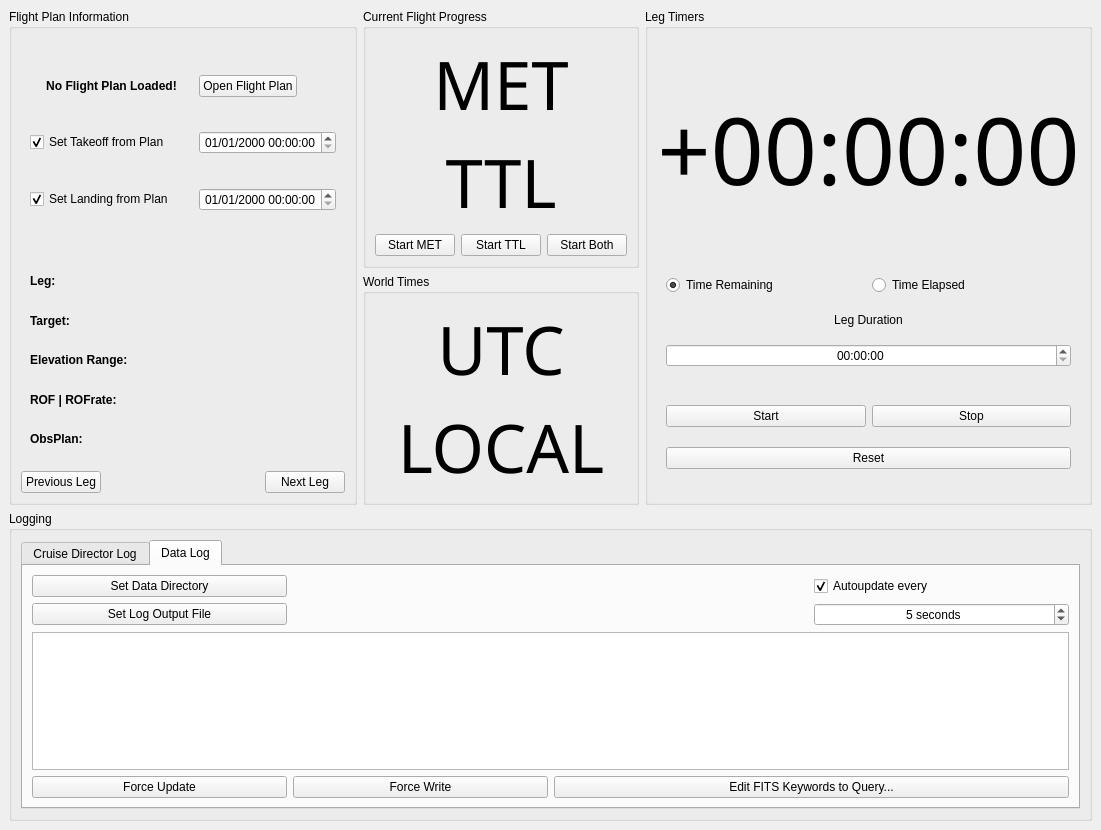
First picture: the form in SOFIACruiseDirectorPanel.ui, repository astrobokonon/SOFIACruiseTools, before the edit.
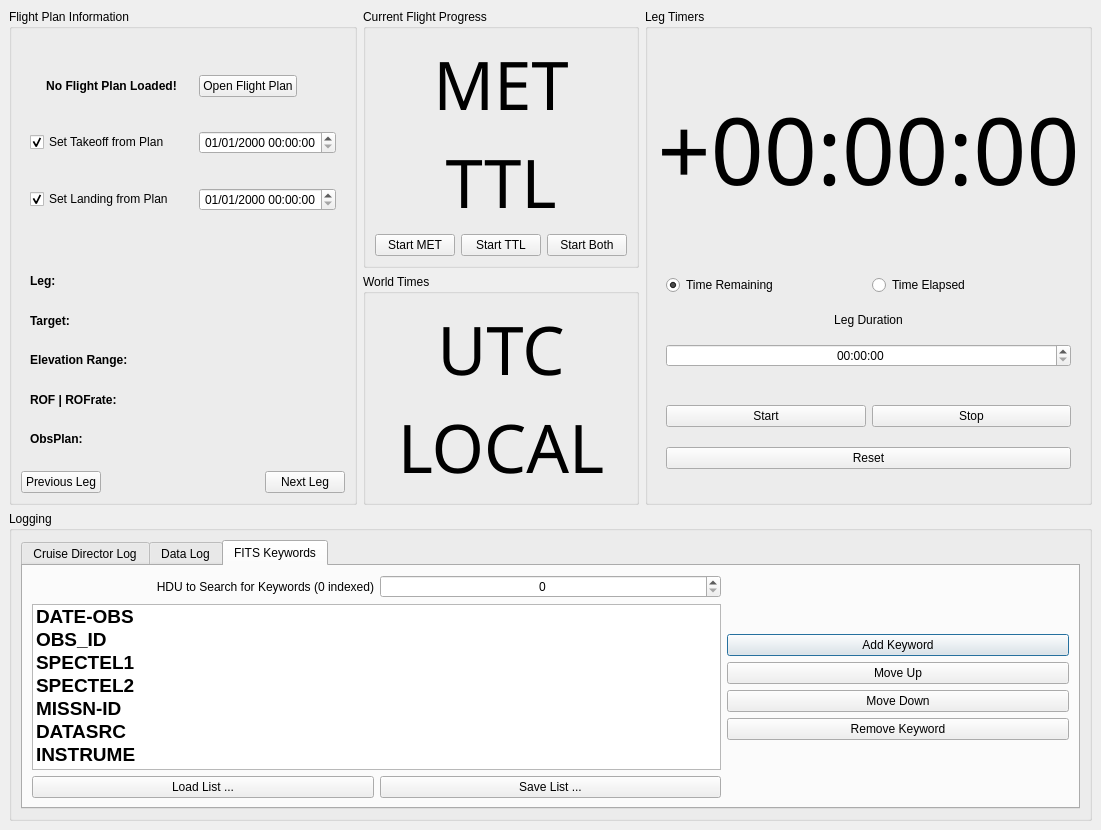
Second picture: the form after the edit.

Commit message: Decided to move the fits panel into the current tab setup because I know I can make that work faster for now.  But it should be a child widget that gets spawned, does stuff, and then is destroyed.

What changed in the file:
```diff
--- a/SOFIACruiseDirectorPanel.ui
+++ b/SOFIACruiseDirectorPanel.ui
@@ -24,7 +24,7 @@
        <item>
         <widget class="QTabWidget" name="tabWidget">
          <property name="currentIndex">
-          <number>1</number>
+          <number>2</number>
          </property>
          <widget class="QWidget" name="directorLogTab">
           <attribute name="title">
@@ -242,6 +242,127 @@
            </item>
           </layout>
          </widget>
+         <widget class="QWidget" name="tab">
+          <attribute name="title">
+           <string>FITS Keywords</string>
+          </attribute>
+          <layout class="QGridLayout" name="gridLayout_11">
+           <item row="4" column="2">
+            <widget class="QPushButton" name="buttonMovedown">
+             <property name="text">
+              <string>Move Down</string>
+             </property>
+            </widget>
+           </item>
+           <item row="2" column="2">
+            <widget class="QPushButton" name="buttonAdd">
+             <property name="text">
+              <string>Add Keyword</string>
+             </property>
+             <property name="default">
+              <bool>true</bool>
+             </property>
+            </widget>
+           </item>
+           <item row="1" column="0" rowspan="6" colspan="2">
+            <widget class="QListWidget" name="keywordListwidget">
+             <property name="font">
+              <font>
+               <pointsize>14</pointsize>
+               <weight>75</weight>
+               <bold>true</bold>
+              </font>
+             </property>
+             <property name="selectionRectVisible">
+              <bool>true</bool>
+             </property>
+             <item>
+              <property name="text">
+               <string>DATE-OBS</string>
+              </property>
+             </item>
+             <item>
+              <property name="text">
+               <string>OBS_ID</string>
+              </property>
+             </item>
+             <item>
+              <property name="text">
+               <string>SPECTEL1</string>
+              </property>
+             </item>
+             <item>
+              <property name="text">
+               <string>SPECTEL2</string>
+              </property>
+             </item>
+             <item>
+              <property name="text">
+               <string>MISSN-ID</string>
+              </property>
+             </item>
+             <item>
+              <property name="text">
+               <string>DATASRC</string>
+              </property>
+             </item>
+             <item>
+              <property name="text">
+               <string>INSTRUME</string>
+              </property>
+             </item>
+            </widget>
+           </item>
+           <item row="5" column="2">
+            <widget class="QPushButton" name="buttonRemove">
+             <property name="text">
+              <string>Remove Keyword</string>
+             </property>
+            </widget>
+           </item>
+           <item row="3" column="2">
+            <widget class="QPushButton" name="buttonMoveup">
+             <property name="text">
+              <string>Move Up</string>
+             </property>
+            </widget>
+           </item>
+           <item row="7" column="1">
+            <widget class="QPushButton" name="buttonSave">
+             <property name="text">
+              <string>Save List ...</string>
+             </property>
+            </widget>
+           </item>
+           <item row="7" column="0">
+            <widget class="QPushButton" name="buttonLoad">
+             <property name="text">
+              <string>Load List ...</string>
+             </property>
+            </widget>
+           </item>
+           <item row="0" column="0">
+            <widget class="QLabel" name="labelHDUchoosen">
+             <property name="text">
+              <string>HDU to Search for Keywords (0 indexed)</string>
+             </property>
+             <property name="alignment">
+              <set>Qt::AlignRight|Qt::AlignTrailing|Qt::AlignVCenter</set>
+             </property>
+            </widget>
+           </item>
+           <item row="0" column="1">
+            <widget class="QSpinBox" name="spinboxCurrentHDU">
+             <property name="alignment">
+              <set>Qt::AlignCenter</set>
+             </property>
+             <property name="suffix">
+              <string/>
+             </property>
+            </widget>
+           </item>
+          </layout>
+         </widget>
         </widget>
        </item>
       </layout>
```
The commit also changes 4 other files.
